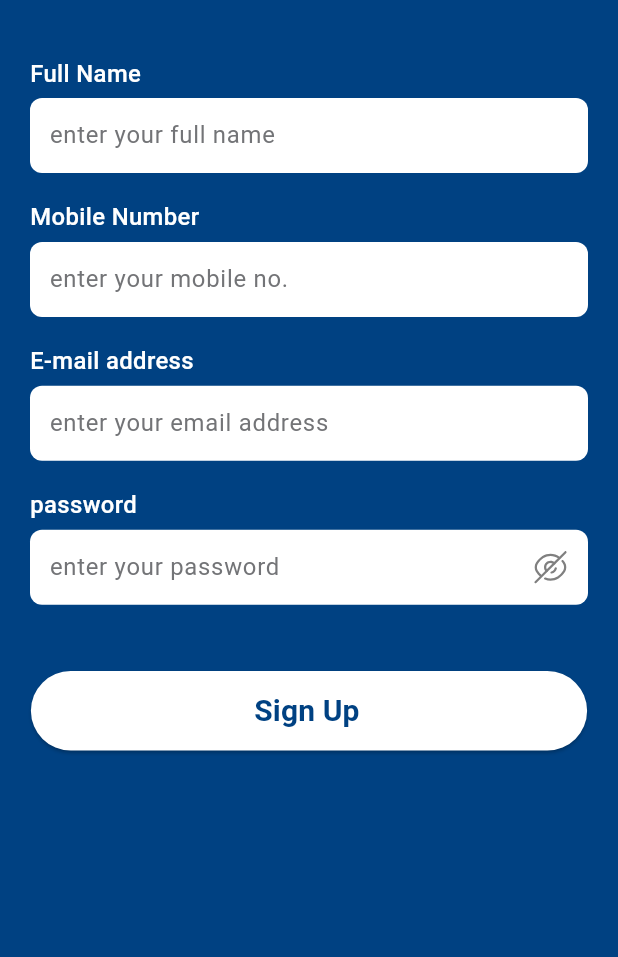
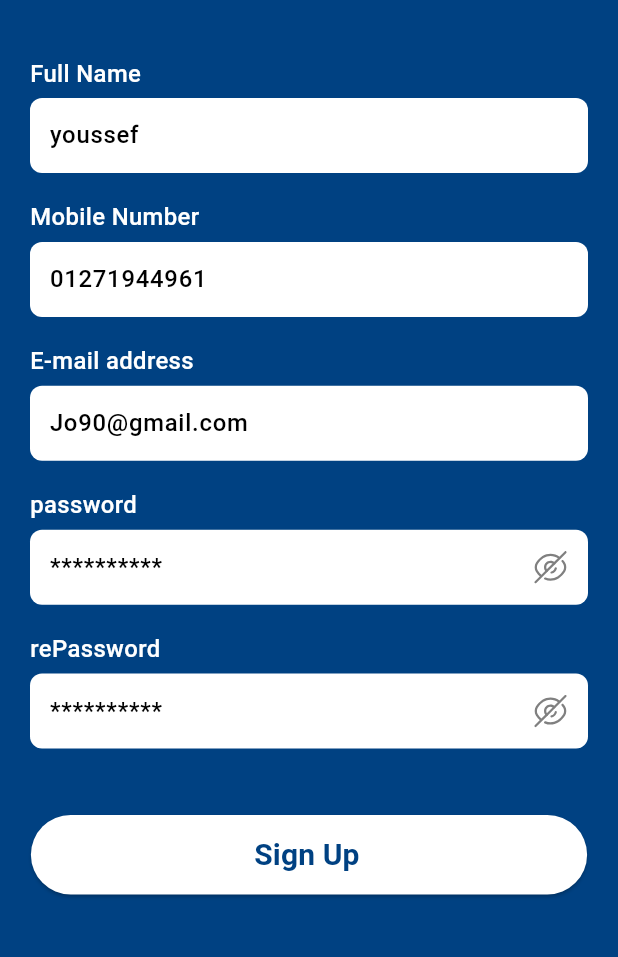
Before and after one commit to youssefemadeldn/e-commerce, a Flutter app: the RegisterScreen screen opened by its route, on a phone screen of 412 x 824 dp, the part 197-1154 px from its top. Run offline on Flutter 3.47's test engine with Material 3 defaults, Android fonts, the phone set to English and light mode, and no system bars; our stand-ins replace auto_size_text, bloc, cached_network_image, connectivity_plus, dartz, dio and 8 more; missing offline and left inert: carousel_slider_plus, colornames; Roboto replaces fonts that are missing (Poppins).

Commit message:
Presentation => 3 , Finish register

```diff
--- a/lib/config/routes_manager/route_generator.dart
+++ b/lib/config/routes_manager/route_generator.dart
@@ -25,7 +25,7 @@ class RouteGenerator {
         return MaterialPageRoute(builder: (_) => SignInScreen());
 
       case Routes.signUpRoute:
-        return MaterialPageRoute(builder: (_) => const RegisterScreen());
+        return MaterialPageRoute(builder: (_) => RegisterScreen());
       default:
         return unDefinedRoute();
     }
--- a/lib/core/api/api_constant.dart
+++ b/lib/core/api/api_constant.dart
@@ -1,4 +1,5 @@
 class ApiConstant {
   static const String baseUrl = 'https://ecommerce.routemisr.com';
+  // https://ecommerce.routemisr.com/api/v1/auth/signup
   static const String registerEP = '/api/v1/auth/signup';
 }
--- a/lib/core/utils/components/main_text_field.dart
+++ b/lib/core/utils/components/main_text_field.dart
@@ -86,6 +86,7 @@ class _BuildTextFieldState extends State<BuildTextField> {
                       ColorManager.transparent)),
           clipBehavior: Clip.antiAliasWithSaveLayer,
           child: TextFormField(
+            cursorErrorColor: Colors.red,
             maxLines: widget.maxLines ?? 1,
             controller: widget.controller,
             focusNode: widget.focusNode,
@@ -160,7 +161,7 @@ class _BuildTextFieldState extends State<BuildTextField> {
                 ),
                 child: Text(
                   errorText!,
-                  style: getMediumStyle(color: ColorManager.white)
+                  style: getMediumStyle(color: ColorManager.error)
                       .copyWith(fontSize: 18.sp),
                 ),
               ),
--- a/lib/features/auth/data/repository/auth_repo_impl.dart
+++ b/lib/features/auth/data/repository/auth_repo_impl.dart
@@ -3,7 +3,9 @@ import 'package:e_commerce/core/errors/failure.dart';
 import 'package:e_commerce/features/auth/data/data_source/remote/base_auth_remote_data_source.dart';
 import 'package:e_commerce/features/auth/domain/entity/register_entity.dart';
 import 'package:e_commerce/features/auth/domain/repository/base_auth_repo.dart';
+import 'package:injectable/injectable.dart';
 
+@Injectable(as: BaseAuthRepo)
 class AuthRepoImpl implements BaseAuthRepo {
   BaseAuthRemoteDataSource baseAuthRemoteDataSource;
 
--- a/lib/features/auth/domain/usecases/register_use_case.dart
+++ b/lib/features/auth/domain/usecases/register_use_case.dart
@@ -2,7 +2,9 @@ import 'package:dartz/dartz.dart';
 import 'package:e_commerce/core/errors/failure.dart';
 import 'package:e_commerce/features/auth/domain/entity/register_entity.dart';
 import 'package:e_commerce/features/auth/domain/repository/base_auth_repo.dart';
+import 'package:injectable/injectable.dart';
 
+@injectable
 class RegisterUseCase {
   BaseAuthRepo baseAuthRepo;
 
--- /dev/null
+++ b/lib/features/auth/presentation/controllers/register_cubit/register_cubit.dart
@@ -0,0 +1,33 @@
+import 'package:bloc/bloc.dart';
+import 'package:e_commerce/features/auth/domain/usecases/register_use_case.dart';
+import 'package:e_commerce/features/auth/presentation/controllers/register_cubit/register_state.dart';
+import 'package:flutter/material.dart';
+import 'package:injectable/injectable.dart';
+
+@injectable
+class RegisterCubit extends Cubit<RegisterState> {
+  RegisterUseCase registerUseCase;
+
+  var nameController = TextEditingController(text: 'youssef');
+  var emailController = TextEditingController(text: 'Jo90@gmail.com');
+  var passwordController = TextEditingController(text: 'Jo12345678');
+  var rePasswordController = TextEditingController(text: 'Jo12345678');
+  var phoneController = TextEditingController(text: '01271944961');
+  RegisterCubit({required this.registerUseCase})
+      : super(RegisterInitialState());
+
+  void register() async {
+    emit(RegisterLoadingState());
+    var either = await registerUseCase.invoke(
+        nameController.text,
+        emailController.text,
+        passwordController.text,
+        rePasswordController.text,
+        phoneController.text);
+
+    either.fold(
+        (failure) => emit(RegisterErrorState(failure: failure)),
+        (registerModel) =>
+            emit(RegisterSuccessState(registerEntity: registerModel)));
+  }
+}
--- /dev/null
+++ b/lib/features/auth/presentation/controllers/register_cubit/register_state.dart
@@ -0,0 +1,18 @@
+import 'package:e_commerce/core/errors/failure.dart';
+import 'package:e_commerce/features/auth/domain/entity/register_entity.dart';
+
+abstract class RegisterState {}
+
+final class RegisterInitialState extends RegisterState {}
+
+final class RegisterLoadingState extends RegisterState {}
+
+final class RegisterErrorState extends RegisterState {
+  Failure failure;
+  RegisterErrorState({required this.failure});
+}
+
+final class RegisterSuccessState extends RegisterState {
+  RegisterEntity registerEntity;
+  RegisterSuccessState({required this.registerEntity});
+}
--- a/lib/features/auth/presentation/screens/register_screen.dart
+++ b/lib/features/auth/presentation/screens/register_screen.dart
@@ -3,23 +3,119 @@ import 'package:e_commerce/core/utils/color_manager.dart';
 import 'package:e_commerce/core/utils/components/custom_elevated_button.dart';
 import 'package:e_commerce/core/utils/components/main_text_field.dart';
 import 'package:e_commerce/core/utils/components/validators.dart';
+import 'package:e_commerce/core/utils/dialog_utils.dart';
 import 'package:e_commerce/core/utils/styles_manager.dart';
 import 'package:e_commerce/core/utils/values_manager.dart';
+import 'package:e_commerce/features/auth/di/di_auth.dart';
+import 'package:e_commerce/features/auth/presentation/controllers/register_cubit/register_cubit.dart';
+import 'package:e_commerce/features/auth/presentation/controllers/register_cubit/register_state.dart';
 import 'package:flutter/material.dart';
+import 'package:flutter_bloc/flutter_bloc.dart';
 import 'package:flutter_screenutil/flutter_screenutil.dart';
 import 'package:flutter_svg/svg.dart';
 
 class RegisterScreen extends StatelessWidget {
-  const RegisterScreen({super.key});
+  RegisterCubit viewModel = getIt<RegisterCubit>();
+  var registerFormKey = GlobalKey<FormState>();
+  RegisterScreen({super.key});
 
   @override
   Widget build(BuildContext context) {
-    return Scaffold(
+    return BlocListener<RegisterCubit, RegisterState>(
+      bloc: viewModel,
+      listener: (context, state) {
+        if (state is RegisterLoadingState) {
+          // showDialog(
+          //   context: context,
+          //   builder: (context) {
+          //     WidgetsBinding.instance.addPostFrameCallback((_) {
+          //       // Add Your Code here.
+          //       Navigator.pop(context);
+          //       showDialog(
+          //         context: context,
+          //         builder: (context) => AlertDialog(
+          //           backgroundColor: ColorManager.white,
+          //           title: const Text("Loading"),
+          //           content: const Center(
+          //             child: CircularProgressIndicator(
+          //               color: Colors.blue,
+          //             ),
+          //           ),
+          //           actions: [
+          //             ElevatedButton(
+          //               onPressed: () {
+          //                 Navigator.pop(context);
+          //               },
+          //               child: const Text("Okay"),
+          //             ),
+          //           ],
+          //         ),
+          //       );
+          //     });
+          //     return Container();
+          //   },
+          // );
+
+          DialogUtils.showLoading(
+            context,
+            "Loading",
+          );
+        } else if (state is RegisterErrorState) {
+          WidgetsBinding.instance.addPostFrameCallback((_) {
+            // showDialog(
+            //   context: context,
+            //   builder: (context) => AlertDialog(
+            //     // backgroundColor:
+            //     //     AppColors.backgroundLightColor,
+            //     title: const Text("Error"),
+            //     content: Text(state.failure.errorMessage),
+            //     actions: [
+            //       ElevatedButton(
+            //         onPressed: () {
+            //           Navigator.pop(context);
+            //         },
+            //         child: const Text("Okay"),
+            //       ),
+            //     ],
+            //   ),
+            // );
+            DialogUtils.hideLoading(context);
+            DialogUtils.showMessage(context, state.failure.errorMessage);
+          });
+        } else if (state is RegisterSuccessState) {
+          WidgetsBinding.instance.addPostFrameCallback((_) {
+            // Add Your Code here.
+
+            // showDialog(
+            //   context: context,
+            //   builder: (context) => AlertDialog(
+            //     // backgroundColor:
+            //     //     AppColors.backgroundLightColor,
+            //     title: const Text("Success"),
+            //     content: const Text('Register Successfully'),
+            //     actions: [
+            //       ElevatedButton(
+            //         onPressed: () {
+            //           Navigator.pop(context);
+            //         },
+            //         child: const Text("Ok"),
+            //       ),
+            //     ],
+            //   ),
+            // );
+            DialogUtils.hideLoading(context);
+            DialogUtils.showMessage(context, 'Register Successfully');
+          });
+        }
+      },
+      child: Scaffold(
         backgroundColor: ColorManager.primary,
         body: SafeArea(
           child: Padding(
             padding: const EdgeInsets.all(AppPadding.p20),
             child: SingleChildScrollView(
+              child: Form(
+                key: registerFormKey,
                 child: Column(
                   crossAxisAlignment: CrossAxisAlignment.start,
                   children: [
@@ -31,6 +127,7 @@ class RegisterScreen extends StatelessWidget {
                       height: AppSize.s40.h,
                     ),
                     BuildTextField(
+                      controller: viewModel.nameController,
                       backgroundColor: ColorManager.white,
                       hint: 'enter your full name',
                       label: 'Full Name',
@@ -41,6 +138,7 @@ class RegisterScreen extends StatelessWidget {
                       height: AppSize.s18.h,
                     ),
                     BuildTextField(
+                      controller: viewModel.phoneController,
                       hint: 'enter your mobile no.',
                       backgroundColor: ColorManager.white,
                       label: 'Mobile Number',
@@ -51,6 +149,7 @@ class RegisterScreen extends StatelessWidget {
                       height: AppSize.s18.h,
                     ),
                     BuildTextField(
+                      controller: viewModel.emailController,
                       hint: 'enter your email address',
                       backgroundColor: ColorManager.white,
                       label: 'E-mail address',
@@ -61,9 +160,22 @@ class RegisterScreen extends StatelessWidget {
                       height: AppSize.s18.h,
                     ),
                     BuildTextField(
+                      controller: viewModel.passwordController,
                       hint: 'enter your password',
                       backgroundColor: ColorManager.white,
                       label: 'password',
+                      validation: AppValidators.validatePassword,
+                      isObscured: true,
+                      textInputType: TextInputType.text,
+                    ),
+                    SizedBox(
+                      height: AppSize.s18.h,
+                    ),
+                    BuildTextField(
+                      controller: viewModel.rePasswordController,
+                      hint: 'enter your rePassword',
+                      backgroundColor: ColorManager.white,
+                      label: 'rePassword',
                       validation: AppValidators.validatePassword,
                       isObscured: true,
                       textInputType: TextInputType.text,
@@ -80,8 +192,13 @@ class RegisterScreen extends StatelessWidget {
                           label: 'Sign Up',
                           backgroundColor: ColorManager.white,
                           textStyle: getBoldStyle(
-                          color: ColorManager.primary, fontSize: AppSize.s20),
-                      onTap: () {},
+                              color: ColorManager.primary,
+                              fontSize: AppSize.s20),
+                          onTap: () {
+                            if (registerFormKey.currentState!.validate()) {
+                              viewModel.register();
+                            }
+                          },
                         ),
                       ),
                     ),
@@ -90,6 +207,8 @@ class RegisterScreen extends StatelessWidget {
               ),
             ),
           ),
+        ),
+      ),
     );
   }
 }
--- a/lib/main.dart
+++ b/lib/main.dart
@@ -1,13 +1,15 @@
 import 'package:e_commerce/config/routes_manager/route_generator.dart';
 import 'package:e_commerce/config/routes_manager/routes.dart';
 import 'package:e_commerce/core/utils/observer.dart';
+import 'package:e_commerce/features/auth/di/di_auth.dart';
 import 'package:flutter/material.dart';
 import 'package:flutter_bloc/flutter_bloc.dart';
 import 'package:flutter_screenutil/flutter_screenutil.dart';
 
-void main() {
+void main() async {
+  WidgetsFlutterBinding.ensureInitialized();
   Bloc.observer = MyBlocObserver();
-
+  configureDependencies();
   runApp(const MainApp());
 }
 
--- a/pubspec.yaml
+++ b/pubspec.yaml
@@ -45,11 +45,15 @@ dependencies:
   flutter_screenutil: null
   flutter_slidable: null
   flutter_svg: null
+  get_it: ^7.7.0
+  injectable: ^2.4.4
   readmore: null
   smooth_page_indicator: null
 
 dev_dependencies:
   flutter_lints: ^3.0.0
+  injectable_generator:
+  build_runner:
   flutter_test:
     sdk: flutter
 
```
Also changed, not shown: lib/api manager/api_manager.dart (+13 -3 lines), lib/core/utils/dialog_utils.dart (added, +64 -0 lines), lib/features/auth/data/data_source/remote/auth_remote_data_source_impl.dart (+16 -6 lines), lib/features/auth/di/di_auth.dart (added, +13 -0 lines), lib/features/auth/presentation/controllers/login_cubit/login_cubit.dart (added, +8 -0 lines), lib/features/auth/presentation/controllers/login_cubit/login_state.dart (added, +10 -0 lines), lib/core/api/api_manager.dart (line endings or trailing spaces), lib/features/auth/data/data_source/local/auth_data_source_impl.dart (deleted), lib/features/auth/data/data_source/local/auth_local_data_source_impl.dart (added), lib/features/auth/di/di_auth.config.dart (added), pubspec.lock. Lines whose indentation alone changed are shown as unchanged.
